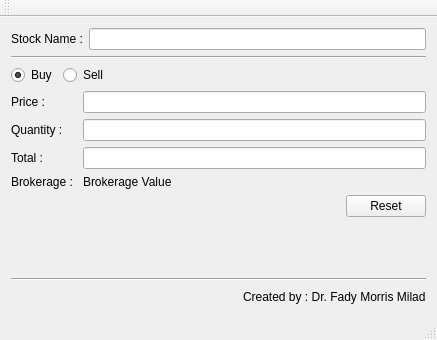
FadyMorris/stock-calculator, file stockcalculator.ui: the form before one commit.
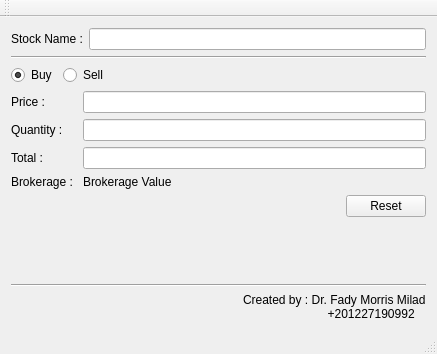
The form after the commit.

Commit message: + Editing stock name changes window name. + Made Window always on top + Automatic Hiding of Main Toolbar

```diff
--- a/stockcalculator.ui
+++ b/stockcalculator.ui
@@ -7,7 +7,7 @@
     <x>0</x>
     <y>0</y>
     <width>437</width>
-    <height>340</height>
+    <height>354</height>
    </rect>
   </property>
   <property name="windowTitle">
@@ -202,7 +202,8 @@
       <item>
        <widget class="QLabel" name="label">
         <property name="text">
-         <string>Created by : Dr. Fady Morris Milad</string>
+         <string>Created by : Dr. Fady Morris Milad
+	           +201227190992</string>
         </property>
        </widget>
       </item>
```
Left out of the diff: 16 changed lines with no effect on the pictures. The commit also changes 2 other files.
